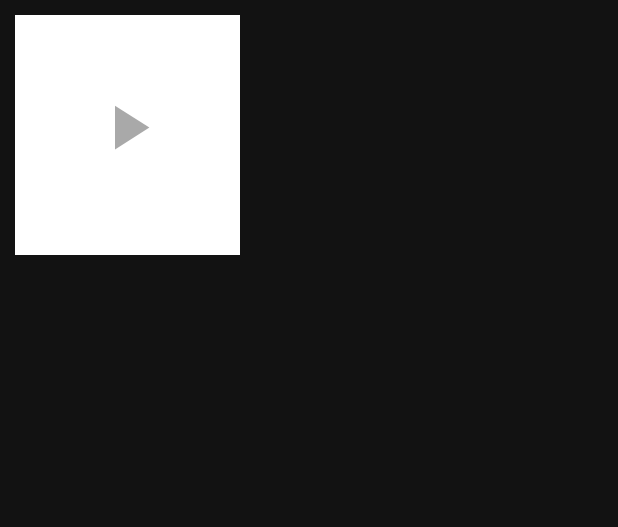
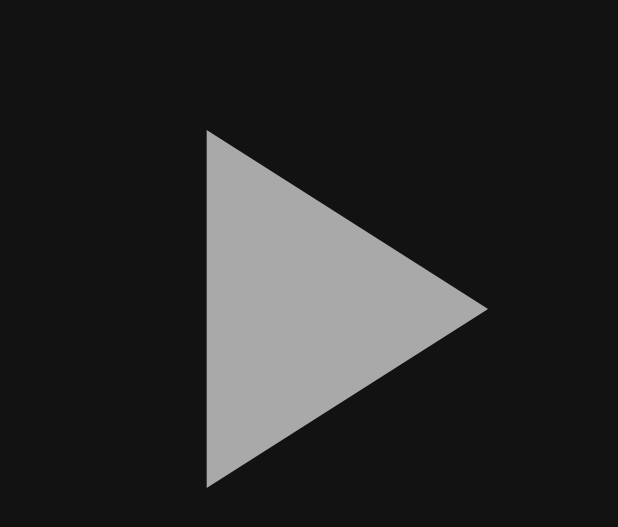
Before and after one commit to hoangphuc184/Mobile-project, an Android app: the layout video_item.xml on its own in the app's theme, with its tools: preview values and no code run, on a phone screen of 412 x 824 dp. Shown: the top 527 px of the screen. Run offline under Robolectric (Android 15) with nearby library versions, the phone set to English and light mode, and no system bars.

Commit message:
+Adjust video items grid view

```diff
--- a/Gallery/app/src/main/res/layout/video_item.xml
+++ b/Gallery/app/src/main/res/layout/video_item.xml
@@ -1,40 +1,30 @@
 <?xml version="1.0" encoding="utf-8"?>
-<RelativeLayout
-    xmlns:android="http://schemas.android.com/apk/res/android"
-    android:layout_width="170dp"
-    android:layout_height="170dp">
+<androidx.constraintlayout.widget.ConstraintLayout xmlns:android="http://schemas.android.com/apk/res/android"
+    xmlns:tools="http://schemas.android.com/tools"
+    android:layout_width="match_parent"
+    android:layout_height="wrap_content"
+    xmlns:app="http://schemas.android.com/apk/res-auto"
+    android:padding="1dp"
+    >
+    <ImageView
+        android:layout_width="match_parent"
+        android:layout_height="0dp"
+        android:scaleType="centerCrop"
+        android:contentDescription="Gallery image"
+        app:layout_constraintDimensionRatio="1"
+        android:id="@+id/iv_image"
+        tools:ignore="MissingConstraints"
+        />
+    <ImageView
+        android:layout_width="match_parent"
+        android:layout_height="0dp"
+        android:scaleType="centerCrop"
+        app:layout_constraintDimensionRatio="1"
+        android:src="@drawable/ic_play"
+        tools:ignore="MissingConstraints"
+        app:layout_constraintStart_toStartOf="parent"
+        app:layout_constraintTop_toTopOf="parent"
 
-    <LinearLayout
-        android:layout_width="match_parent"
-        android:layout_height="match_parent"
-        android:orientation="vertical"
-        android:layout_marginTop="10dp"
-        android:layout_marginLeft="10dp"
-        android:background="@color/white"
-        android:layout_marginRight="10dp"
-        >
+        />
 
-        <ImageView
-            android:layout_width="match_parent"
-            android:layout_height="match_parent"
-            android:id="@+id/iv_image"
-            android:scaleType="centerCrop">
-
-        </ImageView>
-    </LinearLayout>
-    <RelativeLayout
-        android:layout_width="match_parent"
-        android:layout_height="match_parent"
-        android:id="@+id/r1_select"
-        android:layout_marginTop="10dp"
-        android:layout_marginLeft="10dp"
-        android:alpha="0.5"
-        android:layout_marginRight="10dp"
-        ></RelativeLayout>
-
-    <ImageView
-        android:layout_width="50dp"
-        android:layout_height="50dp"
-        android:src="@drawable/ic_play"
-        android:layout_centerInParent="true"></ImageView>
-</RelativeLayout>
+</androidx.constraintlayout.widget.ConstraintLayout>
```
